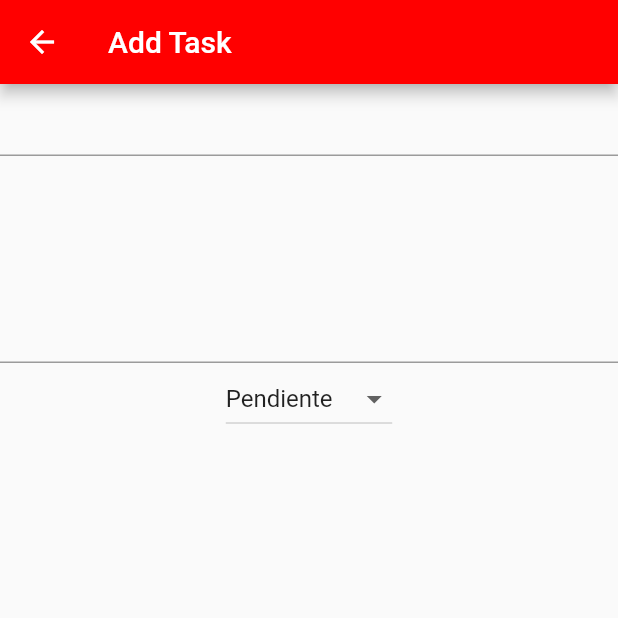
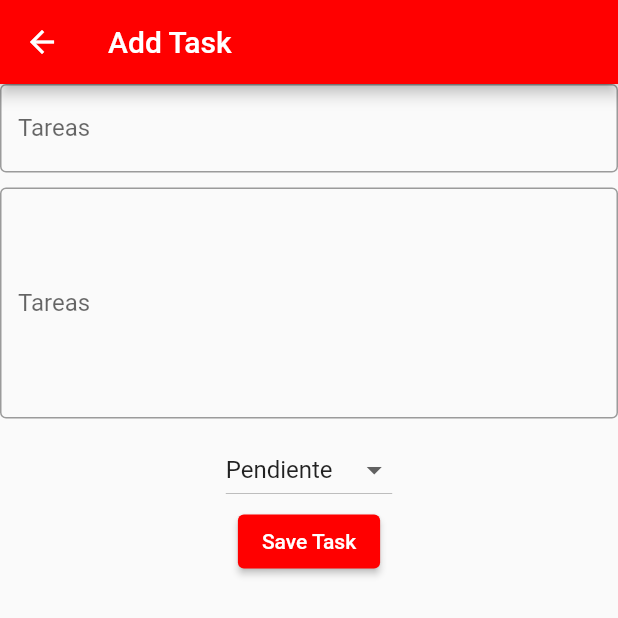
Before and after one commit to CharlieSCM/ClasesPrograMovil, a Flutter app: the AddTask screen opened by its route, on a phone screen of 412 x 824 dp, the top half of it. Run offline on Flutter 3.47's test engine with Material 2 defaults, Android fonts, the phone set to English and light mode, and no system bars; our stand-ins replace concentric_transition, lottie, shared_preferences, sqflite; missing offline and left inert: day_night_switcher; accounts and stored records are empty.

Commit message:
22/09/2023
...

```diff
--- a/lib/database/agendadb.dart
+++ b/lib/database/agendadb.dart
@@ -35,7 +35,7 @@ class AgendaDB{
       idTask INTEGER PRIMARY KEY,
       nameTask VARCHAR(50),
       dscTask VARCHAR(50),
-      sttTask BYTE,
+      sttTask BYTE
       );
       ''';
       db.execute(query);
--- a/lib/models/task_model.dart
+++ b/lib/models/task_model.dart
@@ -2,7 +2,7 @@ class TaskModel {
   int? idTask;
   String? nameTask;
   String? dscTask;
-  bool? sttTask;
+  String? sttTask;
 
   TaskModel({this.idTask, this.nameTask, this.dscTask, this.sttTask});
   factory TaskModel.fromMap(Map<String,dynamic> map){
--- a/lib/screens/add_task.dart
+++ b/lib/screens/add_task.dart
@@ -1,4 +1,5 @@
 import 'package:flutter/material.dart';
+import 'package:login/database/agendadb.dart';
 
 class AddTask extends StatefulWidget {
   const AddTask({super.key});
@@ -9,8 +10,6 @@ class AddTask extends StatefulWidget {
 
 class _AddTaskState extends State<AddTask> {
 
-  @override
-  Widget build(BuildContext context) {
     TextEditingController txtConName = TextEditingController();
     TextEditingController txtConDsc = TextEditingController();
     String dropDownValue = "Pendiente";
@@ -18,14 +17,37 @@ class _AddTaskState extends State<AddTask> {
       'Pendiente', 'Completado', 'En Proceso', 'Sin iniciar'
     ];
 
+    AgendaDB? agendaDB;
+
+    @override
+  void initState() {
+    // TODO: implement initState
+    super.initState();
+    agendaDB = AgendaDB();
+  }
+
+  @override
+  Widget build(BuildContext context) {
+
+
     final txtNameTask = TextField(
+      decoration: InputDecoration(
+        label: Text('Tareas'),
+        border: OutlineInputBorder()
+      ),
       controller: txtConName,
     );
 
     final txtDscTask = TextField(
+      decoration: InputDecoration(
+        label: Text('Tareas'),
+        border: OutlineInputBorder()
+      ),
       maxLines: 6,
       controller: txtConDsc,
     );
+
+    final space = SizedBox(height: 10,);
 
     final DropdownButton ddBStatus = DropdownButton(
       value: dropDownValue,
@@ -42,8 +64,21 @@ class _AddTaskState extends State<AddTask> {
     );
 
     final ElevatedButton btnGuardar = ElevatedButton(
-      onPressed: (){},
-      child: Text('Add Task')
+      onPressed: (){
+        agendaDB!.INSERT('tblName', {
+          'nameTask': txtConName.text,
+          'dscTask' : txtConDsc.text,
+          'sstTask': dropDownValue.substring(1,1)
+
+        }).then((value){
+          var msj = (value > 0)
+        ? 'Las insercion fue exitosa'
+        : 'Ocurrio un error';
+          var snackBar = const SnackBar(content: Text('Saved text'));
+            ScaffoldMessenger.of(context).showSnackBar(snackBar);
+        });
+      },
+      child: Text('Save Task')
     );
 
     return Scaffold(
@@ -51,10 +86,14 @@ class _AddTaskState extends State<AddTask> {
         title: Text('Add Task'),
       ),
       body: Column(
+
         children: [
           txtNameTask,
+          space,
           txtDscTask,
-          ddBStatus
+          space,
+          ddBStatus,
+          btnGuardar
         ],
       ),
     );
--- a/lib/screens/task_scree.dart
+++ b/lib/screens/task_scree.dart
@@ -37,7 +37,7 @@ class _TaskScreenState extends State<TaskScreen> {
             return ListView.builder(
                 itemCount: snapshot.data!.length,
                 itemBuilder: (BuildContext context, int index){
-
+                  return CardTask();
                 }
               );
           }else{
```
